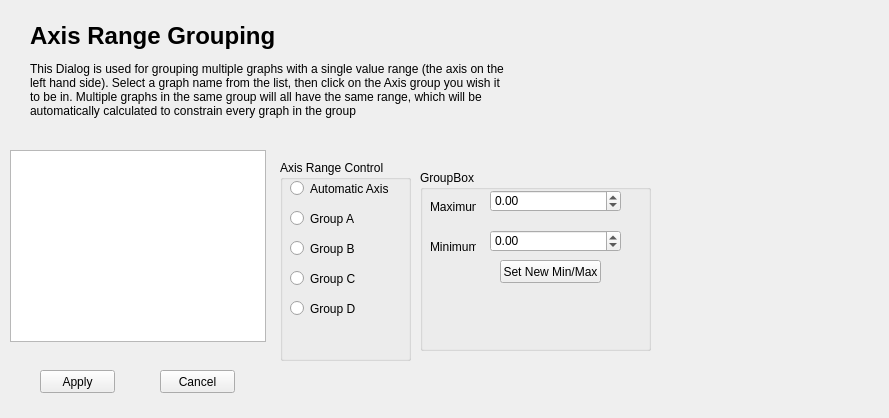
Before: the Qt Designer form src/ui/AP2DataPlotAxisDialog.ui in ArduPilot/apm_planner, drawn with Qt 5.
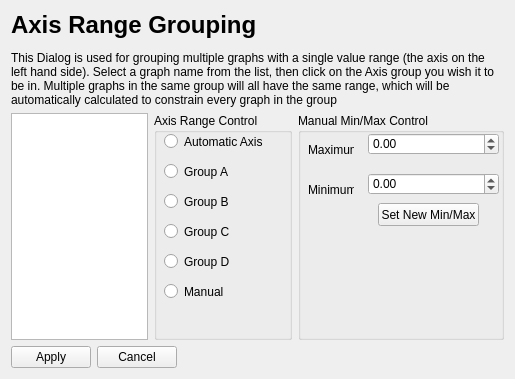
After: the same form once the commit is applied.

Commit message: Re-enabled and fixed AP2DataPlot axis grouping so it works properly now.

What changed in the file:
```diff
--- a/src/ui/AP2DataPlotAxisDialog.ui
+++ b/src/ui/AP2DataPlotAxisDialog.ui
@@ -6,22 +6,35 @@
    <rect>
     <x>0</x>
     <y>0</y>
-    <width>889</width>
-    <height>418</height>
+    <width>515</width>
+    <height>379</height>
    </rect>
   </property>
   <property name="windowTitle">
    <string>Graph Scale Control</string>
   </property>
+  <layout class="QVBoxLayout" name="verticalLayout">
+   <item>
+    <widget class="QLabel" name="label_3">
+     <property name="text">
+      <string>&lt;h1&gt;Axis Range Grouping&lt;/h1&gt;
+This Dialog is used for grouping multiple graphs with a single value range (the axis on the left hand side). Select a graph name from the list, then click on the Axis group you wish it to be in. Multiple graphs in the same group will all have the same range, which will be automatically calculated to constrain every graph in the group</string>
+     </property>
+     <property name="wordWrap">
+      <bool>true</bool>
+     </property>
+    </widget>
+   </item>
+   <item>
+    <layout class="QHBoxLayout" name="horizontalLayout_2" stretch="2,2,3">
+     <property name="sizeConstraint">
+      <enum>QLayout::SetDefaultConstraint</enum>
+     </property>
+     <item>
+      <widget class="QTableWidget" name="graphTableWidget"/>
+     </item>
+     <item>
   <widget class="QGroupBox" name="groupBox">
-   <property name="geometry">
-    <rect>
-     <x>280</x>
-     <y>160</y>
-     <width>131</width>
-     <height>201</height>
-    </rect>
-   </property>
    <property name="title">
     <string>Axis Range Control</string>
    </property>
@@ -90,18 +103,25 @@
      <string>Group B</string>
     </property>
    </widget>
-  </widget>
-  <widget class="QGroupBox" name="minMaxGroupBox">
+       <widget class="QRadioButton" name="manualRadioButton">
    <property name="geometry">
     <rect>
-     <x>420</x>
+          <x>10</x>
      <y>170</y>
-     <width>231</width>
-     <height>181</height>
-    </rect>
-   </property>
+          <width>82</width>
+          <height>17</height>
+         </rect>
+        </property>
+        <property name="text">
+         <string>Manual</string>
+        </property>
+       </widget>
+      </widget>
+     </item>
+     <item>
+      <widget class="QGroupBox" name="minMaxGroupBox">
    <property name="title">
-    <string>GroupBox</string>
+        <string>Manual Min/Max Control</string>
    </property>
    <widget class="QDoubleSpinBox" name="maxDoubleSpinBox">
     <property name="geometry">
@@ -175,59 +195,41 @@
     </property>
    </widget>
   </widget>
-  <widget class="QLabel" name="label_3">
-   <property name="geometry">
-    <rect>
-     <x>30</x>
-     <y>20</y>
-     <width>481</width>
-     <height>101</height>
-    </rect>
-   </property>
-   <property name="text">
-    <string>&lt;h1&gt;Axis Range Grouping&lt;/h1&gt;
-This Dialog is used for grouping multiple graphs with a single value range (the axis on the left hand side). Select a graph name from the list, then click on the Axis group you wish it to be in. Multiple graphs in the same group will all have the same range, which will be automatically calculated to constrain every graph in the group</string>
-   </property>
-   <property name="wordWrap">
-    <bool>true</bool>
-   </property>
-  </widget>
-  <widget class="QTableWidget" name="graphTableWidget">
-   <property name="geometry">
-    <rect>
-     <x>10</x>
-     <y>150</y>
-     <width>256</width>
-     <height>192</height>
-    </rect>
-   </property>
-  </widget>
+     </item>
+    </layout>
+   </item>
+   <item>
+    <layout class="QHBoxLayout" name="horizontalLayout">
+     <item>
   <widget class="QPushButton" name="applyPushButton">
-   <property name="geometry">
-    <rect>
-     <x>40</x>
-     <y>370</y>
-     <width>75</width>
-     <height>23</height>
-    </rect>
-   </property>
    <property name="text">
     <string>Apply</string>
    </property>
   </widget>
+     </item>
+     <item>
   <widget class="QPushButton" name="cancelPushButton">
-   <property name="geometry">
-    <rect>
-     <x>160</x>
-     <y>370</y>
-     <width>75</width>
-     <height>23</height>
-    </rect>
-   </property>
    <property name="text">
     <string>Cancel</string>
    </property>
   </widget>
+     </item>
+     <item>
+      <spacer name="horizontalSpacer">
+       <property name="orientation">
+        <enum>Qt::Horizontal</enum>
+       </property>
+       <property name="sizeHint" stdset="0">
+        <size>
+         <width>40</width>
+         <height>20</height>
+        </size>
+       </property>
+      </spacer>
+     </item>
+    </layout>
+   </item>
+  </layout>
  </widget>
  <resources/>
  <connections/>
```
Lines whose indentation alone changed are shown as unchanged. The commit also changes 3 other files.
